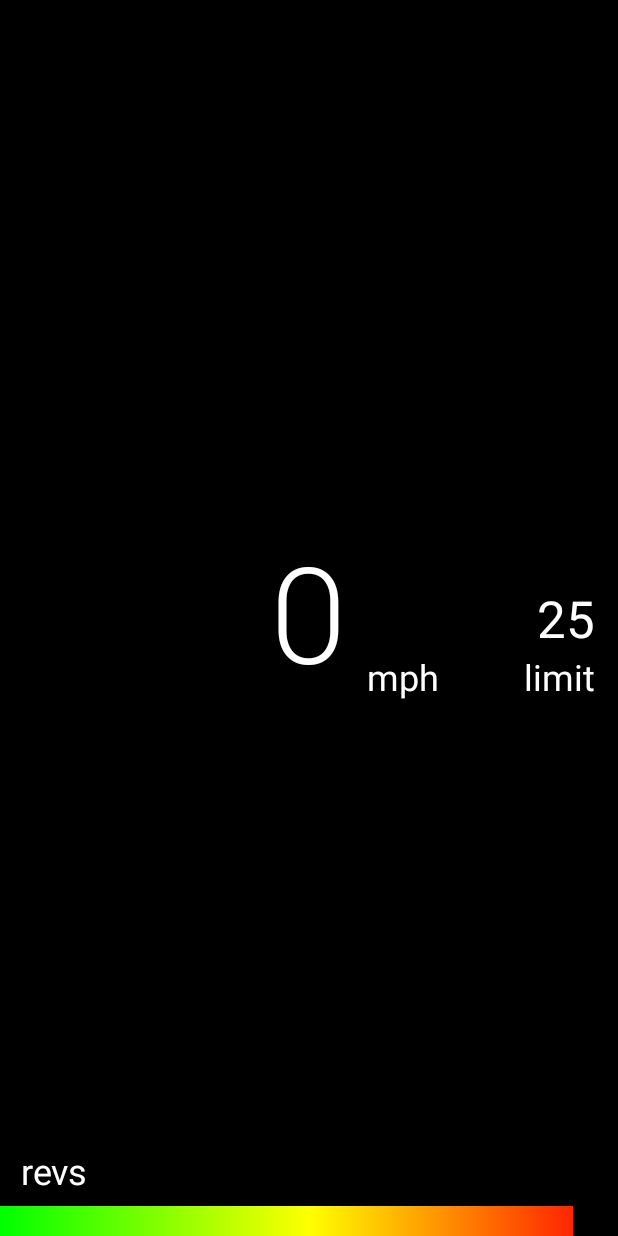
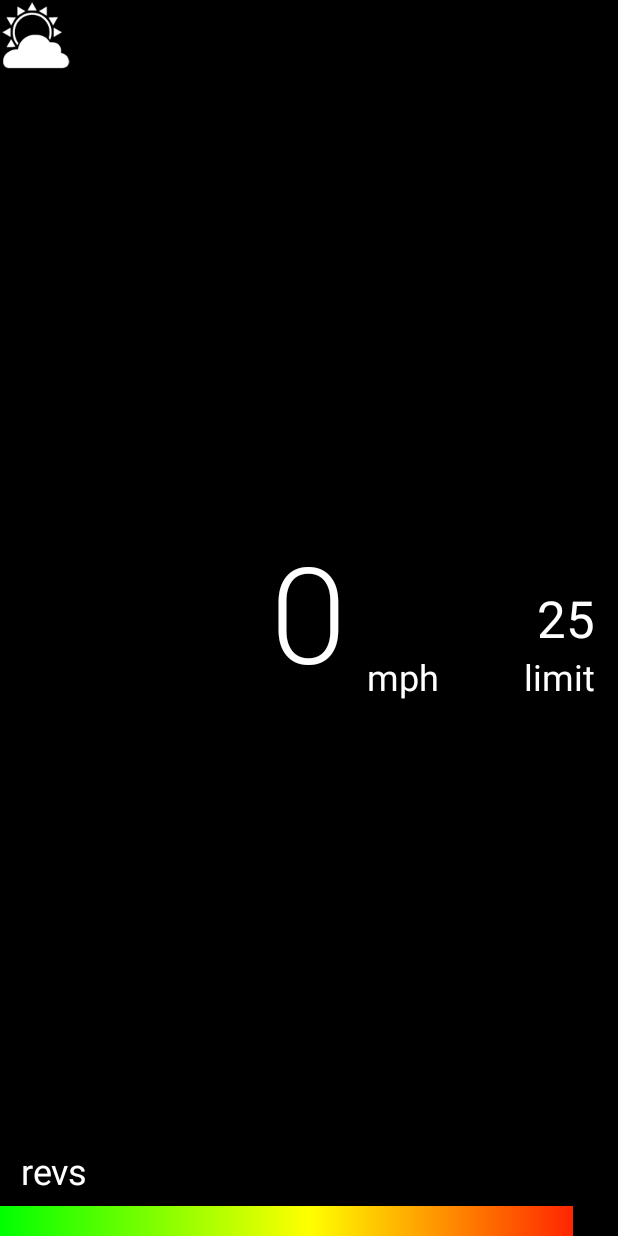
Before and after one commit to feighter09/SaveMyGlass, an Android app: the screen it shows after launch (FullscreenActivity), on a phone screen of 412 x 824 dp. Run offline under Robolectric (Android 15) with nearby library versions, the phone set to English and light mode, and no system bars.

Commit message:
Uhhhhhhhhhhhhhh hard code weather

```diff
--- a/SleepDetector/src/main/res/layout/activity_fullscreen.xml
+++ b/SleepDetector/src/main/res/layout/activity_fullscreen.xml
@@ -90,5 +90,13 @@
             android:layout_alignParentLeft="true" />
     </RelativeLayout>
 
+    <ImageView
+        android:src="@drawable/ic_partly_cloudy"
+        android:layout_width="wrap_content"
+        android:layout_height="wrap_content"
+        android:id="@+id/imageView"
+        android:layout_alignParentTop="true"
+        android:layout_alignParentLeft="true" />
+
 
 </RelativeLayout>
```
Also changed, not shown: SleepDetector/src/main/res/drawable-xhdpi/ic_partly_cloudy.png (added).
